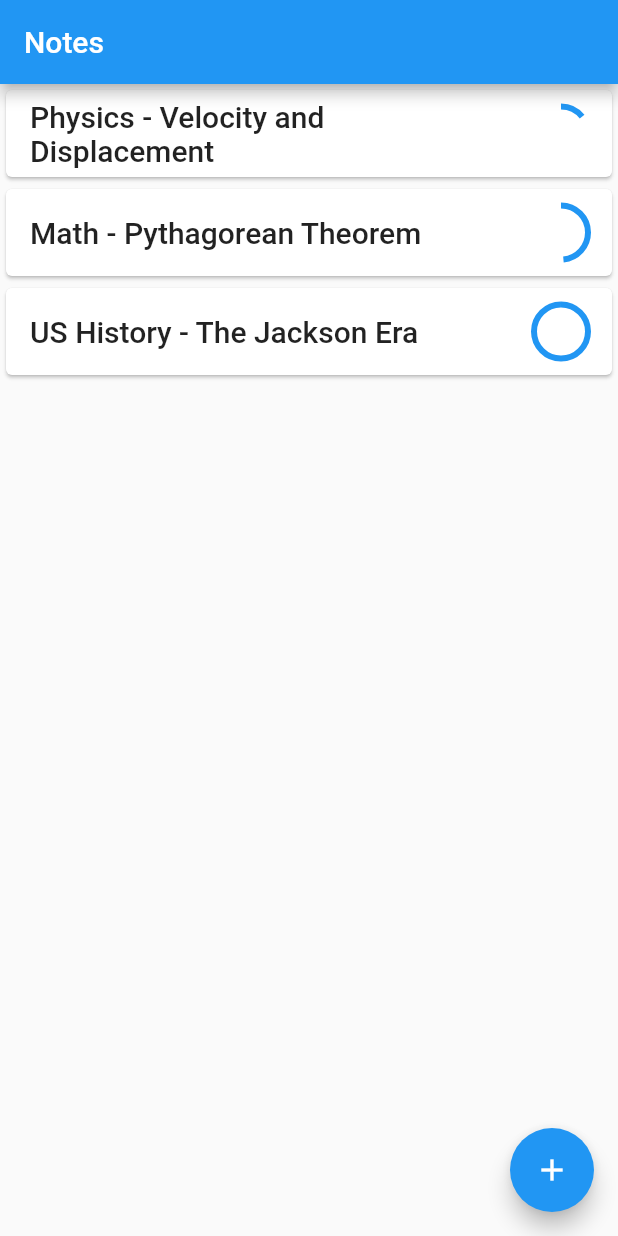
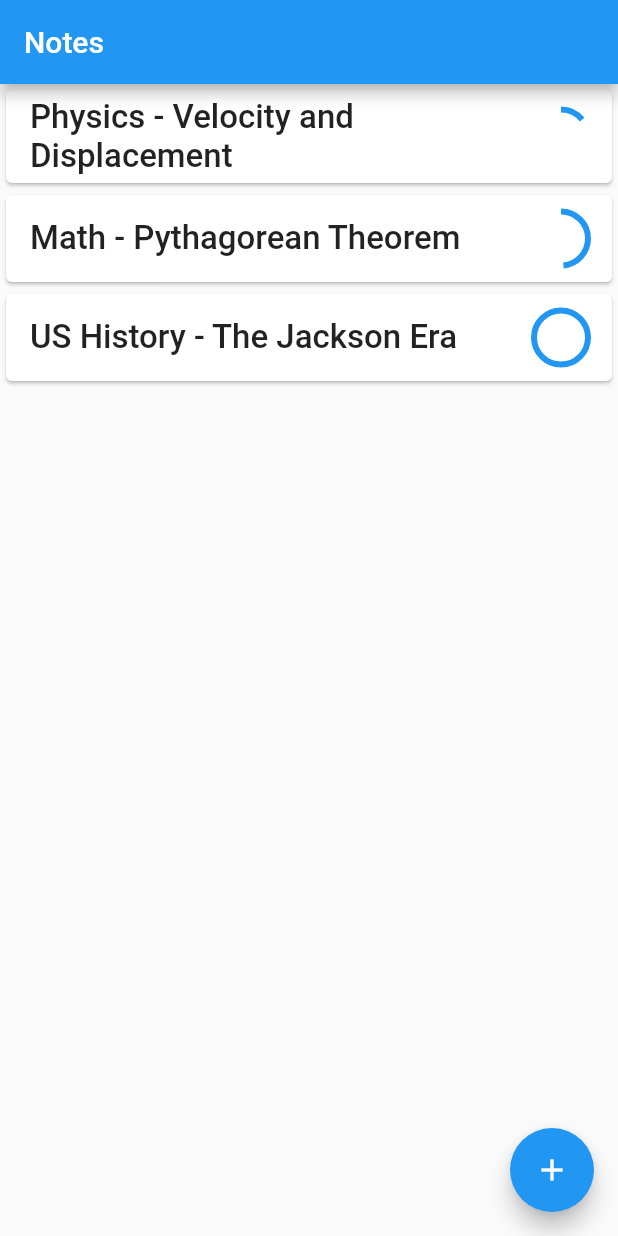
Before and after one commit to awest25/Retainify, a Flutter app: the screen it shows after launch, on a phone screen of 412 x 824 dp. Run offline on Flutter 3.47's test engine with Material 2 defaults, Android fonts, the phone set to English and light mode, and no system bars; drawn by our look-alikes of flutter_speed_dial.

```diff
--- /dev/null
+++ b/lib/global_styles.dart
@@ -0,0 +1,5 @@
+import 'package:flutter/material.dart';
+
+final header1 = TextStyle(fontSize: 22, fontWeight: FontWeight.w500);
+final header2 = TextStyle(fontSize: 20, fontWeight: FontWeight.w300);
+final body = TextStyle(fontSize: 18);
--- a/lib/screens/NotesScreen.dart
+++ b/lib/screens/NotesScreen.dart
@@ -3,6 +3,8 @@ import 'package:retainify/components/CustomIcons.dart';
 import "package:retainify/screens/ReviewScreen.dart";
 import 'package:intl/intl.dart';
 import 'package:flutter_speed_dial/flutter_speed_dial.dart';
+import "package:retainify/screens/NewNoteNotion.dart";
+import "package:retainify/global_styles.dart";
 
 class NotesScreen extends StatelessWidget {
   const NotesScreen({super.key});
@@ -27,6 +29,7 @@ class NotesScreen extends StatelessWidget {
             SpeedDialChild(
                 child: Icon(Icons.edit),
                 label: "New Note",
+                labelStyle: body,
                 // TODO: make this redirect to the NewNoteScreen
                 onTap: () {
                   Navigator.push(
@@ -37,12 +40,12 @@ class NotesScreen extends StatelessWidget {
             SpeedDialChild(
                 child: Icon(CustomIcons.notion_logo),
                 label: "New Note from Notion",
-                // TODO: make this redirect to the NewNotionNoteScreen
+                labelStyle: body,
                 onTap: () {
                   Navigator.push(
                       context,
                       MaterialPageRoute(
-                          builder: (context) => const ReviewScreen()));
+                          builder: (context) => const NewNoteNotion()));
                 })
           ],
         ));
@@ -50,10 +53,6 @@ class NotesScreen extends StatelessWidget {
 }
 
 Widget _tile(BuildContext context, String title, DateTime importDate) {
-  // tile styling
-  final header1 = TextStyle(fontSize: 20, fontWeight: FontWeight.w500);
-  final header2 = TextStyle(fontSize: 18);
-
   // date and time calculations
   final DateTime now = DateTime.now();
   final DateFormat formatter = DateFormat('MMMM d, yyyy');
```
Also changed, not shown: lib/screens/NewNoteNotion.dart (added, +41 -0 lines).
